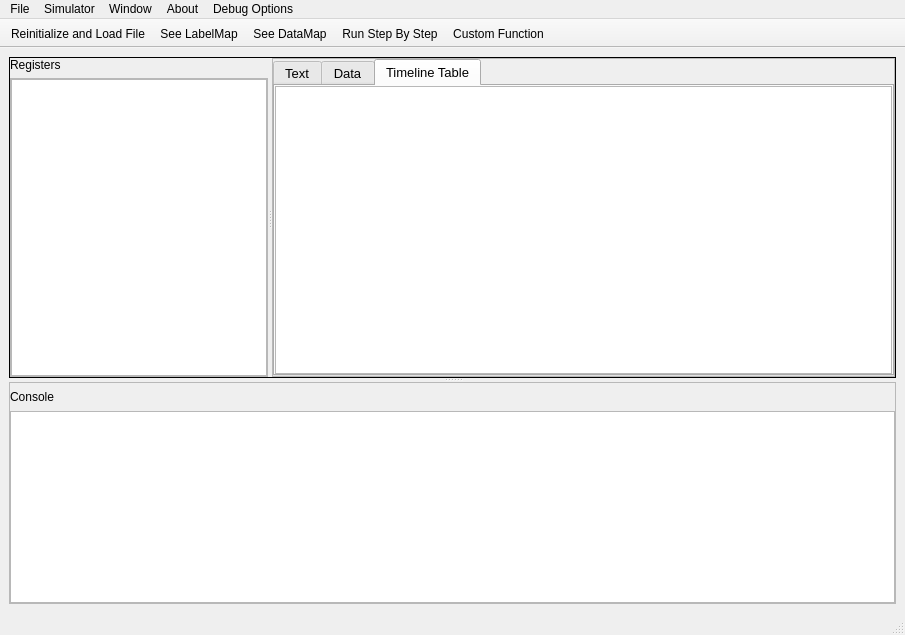
Above: mainwindow.ui from GithinGeorge2k1/CO_MIPS_SIMULATOR before the change. Below: the same form after it.
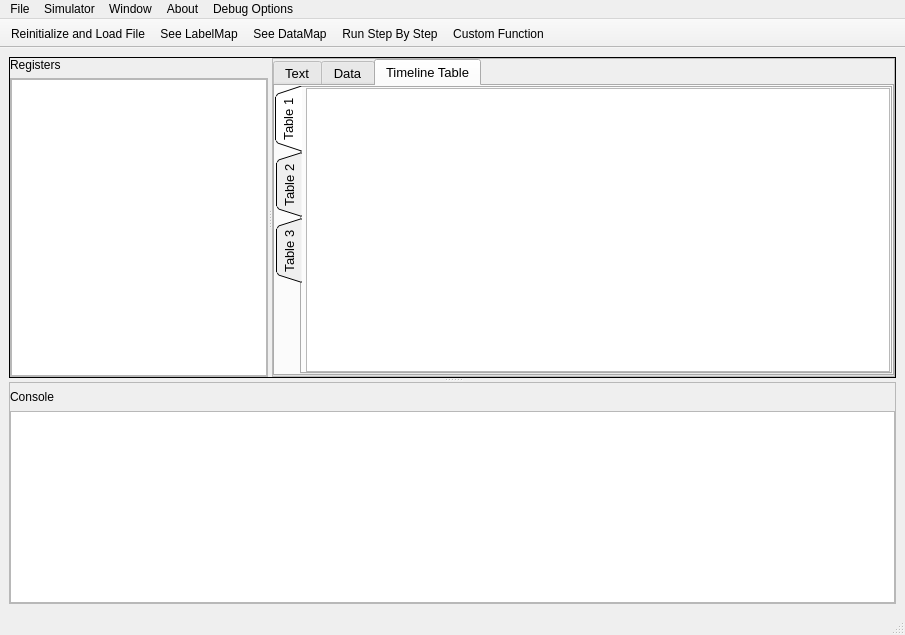
That is the form after the change.

Commit message:
Splitting of Tables
Almost Done

What changed in the file:
```diff
--- a/mainwindow.ui
+++ b/mainwindow.ui
@@ -223,7 +223,92 @@
               <number>0</number>
              </property>
              <item>
-              <widget class="QTableWidget" name="timeline"/>
+              <widget class="QTabWidget" name="tabWidget">
+               <property name="tabPosition">
+                <enum>QTabWidget::West</enum>
+               </property>
+               <property name="tabShape">
+                <enum>QTabWidget::Triangular</enum>
+               </property>
+               <property name="currentIndex">
+                <number>0</number>
+               </property>
+               <widget class="QWidget" name="tab1">
+                <attribute name="title">
+                 <string>Table 1</string>
+                </attribute>
+                <layout class="QVBoxLayout" name="verticalLayout_11">
+                 <property name="spacing">
+                  <number>1</number>
+                 </property>
+                 <property name="leftMargin">
+                  <number>4</number>
+                 </property>
+                 <property name="topMargin">
+                  <number>0</number>
+                 </property>
+                 <property name="rightMargin">
+                  <number>0</number>
+                 </property>
+                 <property name="bottomMargin">
+                  <number>0</number>
+                 </property>
+                 <item>
+                  <widget class="QTableWidget" name="timeline1"/>
+                 </item>
+                </layout>
+               </widget>
+               <widget class="QWidget" name="tab2">
+                <attribute name="title">
+                 <string>Table 2</string>
+                </attribute>
+                <layout class="QVBoxLayout" name="verticalLayout_10">
+                 <property name="spacing">
+                  <number>1</number>
+                 </property>
+                 <property name="leftMargin">
+                  <number>4</number>
+                 </property>
+                 <property name="topMargin">
+                  <number>0</number>
+                 </property>
+                 <property name="rightMargin">
+                  <number>0</number>
+                 </property>
+                 <property name="bottomMargin">
+                  <number>0</number>
+                 </property>
+                 <item>
+                  <widget class="QTableWidget" name="timeline2"/>
+                 </item>
+                </layout>
+               </widget>
+               <widget class="QWidget" name="tab3">
+                <attribute name="title">
+                 <string>Table 3</string>
+                </attribute>
+                <layout class="QVBoxLayout" name="verticalLayout_9">
+                 <property name="spacing">
+                  <number>1</number>
+                 </property>
+                 <property name="leftMargin">
+                  <number>4</number>
+                 </property>
+                 <property name="topMargin">
+                  <number>0</number>
+                 </property>
+                 <property name="rightMargin">
+                  <number>0</number>
+                 </property>
+                 <property name="bottomMargin">
+                  <number>0</number>
+                 </property>
+                 <item>
+                  <widget class="QTableWidget" name="timeline3"/>
+                 </item>
+                </layout>
+               </widget>
+              </widget>
              </item>
             </layout>
            </widget>
```
The commit also changes 5 other files.
